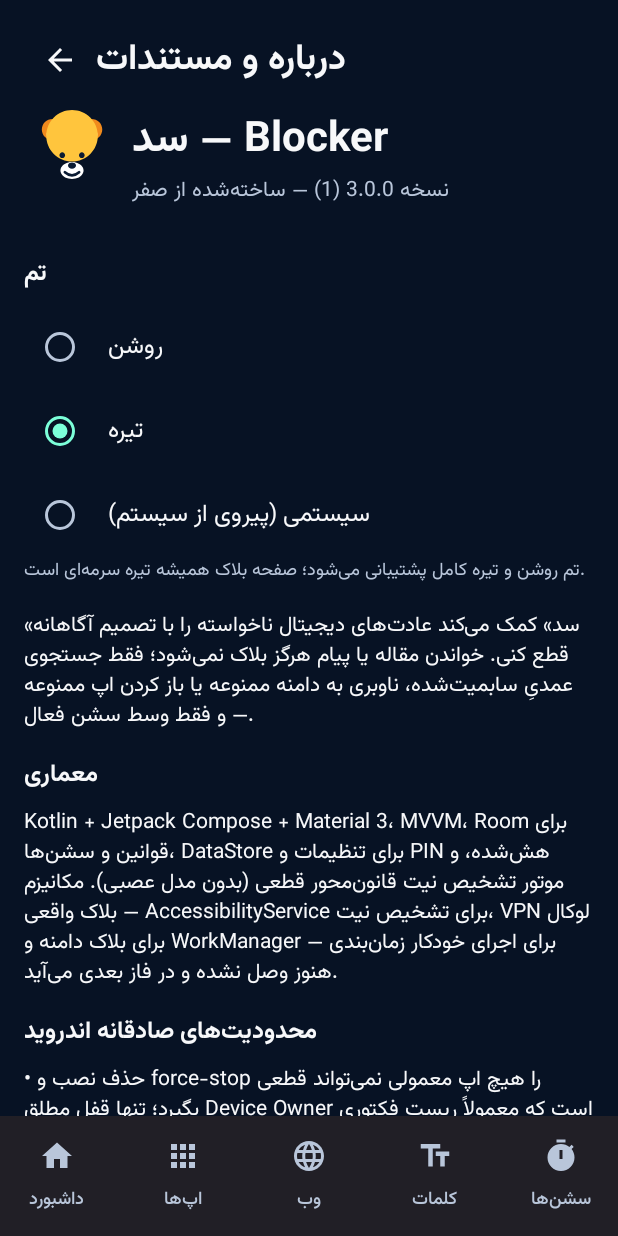
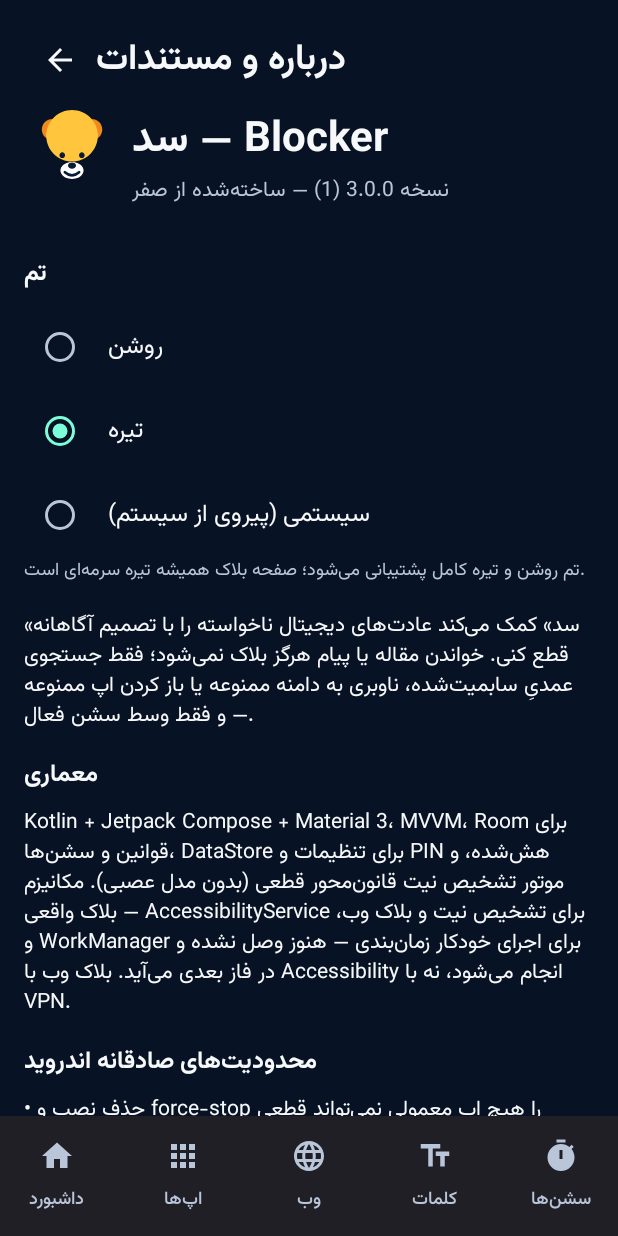
Before and after one commit to rayganiali-creator/blocker-sadd, an Android app built with Jetpack Compose: the AboutScreen screen opened through its navigation route, on a phone screen of 412 x 824 dp. Run offline under Robolectric (Android 15) with nearby library versions, the phone set to English and light mode, and no system bars; our stand-ins replace Dagger/Hilt's generated code.

Commit message:
No-VPN blocking engine + dashboard rebuild + permission fixes (guided restricted settings, battery manifest permission)

```diff
--- a/app/src/main/java/com/sadd/blocker/ui/screens/AboutScreen.kt
+++ b/app/src/main/java/com/sadd/blocker/ui/screens/AboutScreen.kt
@@ -32,8 +32,9 @@ import com.sadd.blocker.ui.theme.SaddSpacing
 /**
  * درباره و مستندات.
  * نسخه، معماری و محدودیت‌های صادقانه اندروید؛ مستندات کامل در ARCHITECTURE.md ریپو است.
- * صادقانه: WorkManager برای زمان‌بندی، AccessibilityService برای تشخیص نیت
- * و VPN لوکال برای بلاک دامنه هنوز وصل نشده‌اند — در فاز بعدی می‌آیند.
+ * صادقانه: WorkManager برای زمان‌بندی و AccessibilityService برای تشخیص نیت
+ * و بلاک وب هنوز وصل نشده‌اند — در فاز بعدی می‌آیند.
+ * بلاک وب با Accessibility انجام می‌شود، نه با VPN.
  */
 @Composable
 fun AboutScreen(
@@ -100,15 +101,17 @@ fun AboutScreen(
         Text(
             "Kotlin + Jetpack Compose + Material 3، MVVM، Room برای قوانین و سشن‌ها، " +
                 "DataStore برای تنظیمات و PIN هش‌شده، و موتور تشخیص نیت قانون‌محور قطعی " +
-                "(بدون مدل عصبی). مکانیزم بلاک واقعی — AccessibilityService برای تشخیص نیت، " +
-                "VPN لوکال برای بلاک دامنه و WorkManager برای اجرای خودکار زمان‌بندی — " +
-                "هنوز وصل نشده و در فاز بعدی می‌آید.",
+                "(بدون مدل عصبی). مکانیزم بلاک واقعی — AccessibilityService برای تشخیص نیت " +
+                "و بلاک وب، و WorkManager برای اجرای خودکار زمان‌بندی — " +
+                "هنوز وصل نشده و در فاز بعدی می‌آید. بلاک وب با Accessibility انجام " +
+                "می‌شود، نه با VPN.",
             style = MaterialTheme.typography.bodyMedium,
         )
         SectionTitle("محدودیت‌های صادقانه اندروید")
         val limits = listOf(
             "حذف نصب و force-stop را هیچ اپ معمولی نمی‌تواند قطعی بگیرد؛ تنها قفل مطلق Device Owner است که معمولاً ریست فکتوری می‌خواهد.",
-            "بلاک وب بدون VPN در همه مرورگرها ممکن نیست؛ Chrome آدرس را به Accessibility نمی‌دهد.",
+            "بلاک وب با Accessibility به خواندن آدرس یا کادر جستجوی مرورگر وابسته است؛ " +
+                "در همه مرورگرها به یک اندازه کار نمی‌کند و به اندازه VPN قطعی نیست.",
             "تشخیص سابمیت جستجو در اپ‌های ناشناس محتاطانه است تا مقاله اشتباهی بلاک نشود؛ بعضی جستجوها ممکن است از دست بروند.",
             "سامسونگ و بهینه‌سازی باتری سرویس پس‌زمینه را می‌کشند؛ معافیت باتری و WorkManager احتمال را کم می‌کند، صفر نمی‌کند.",
             "شروع دقیق زمان‌بندی بدون آلارم دقیق تضمین ندارد و ممکن است تا ۱۵ دقیقه دیر شود.",
```
